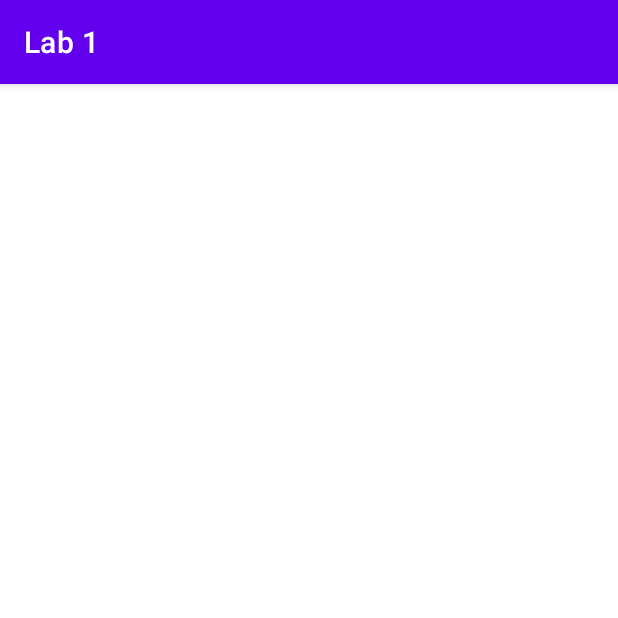
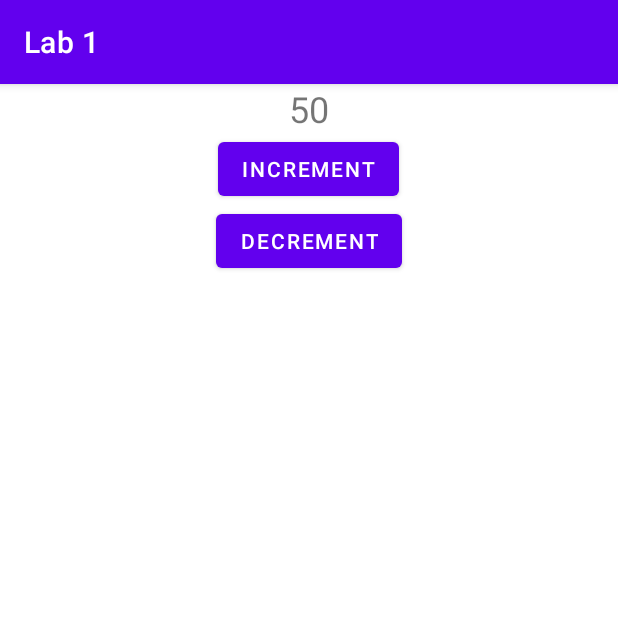
Before and after one commit to anthonyh-1199/Android-Lab1, an Android app: the screen it shows after launch (MainActivity), on a phone screen of 412 x 824 dp, the top half of it. Run offline under Robolectric (Android 15) with nearby library versions, the phone set to English and light mode, and no system bars.

Commit message:
Created/implemented outputField, increment button, and decrement button

```diff
--- a/app/src/main/java/com/example/lab1/MainActivity.java
+++ b/app/src/main/java/com/example/lab1/MainActivity.java
@@ -3,12 +3,32 @@ package com.example.lab1;
 import androidx.appcompat.app.AppCompatActivity;
 
 import android.os.Bundle;
+import android.view.View;
+import android.widget.TextView;
 
 public class MainActivity extends AppCompatActivity {
+
+    private Integer counter;
 
     @Override
     protected void onCreate(Bundle savedInstanceState) {
         super.onCreate(savedInstanceState);
         setContentView(R.layout.activity_main);
+
+        counter = 50;
+        TextView t = (TextView) findViewById(R.id.outputField);
+        t.setText(counter.toString());
+    }
+
+    public void onClickInputButtonInc(View v) {
+        TextView t = (TextView) findViewById(R.id.outputField);
+        counter++;
+        t.setText(counter.toString());
+    }
+
+    public void onClickInputButtonDec(View v) {
+        TextView t = (TextView) findViewById(R.id.outputField);
+        counter--;
+        t.setText(counter.toString());
     }
 }
--- a/app/src/main/res/layout/activity_main.xml
+++ b/app/src/main/res/layout/activity_main.xml
@@ -14,5 +14,27 @@
         app:layout_constraintBottom_toBottomOf="parent"
         app:layout_constraintEnd_toEndOf="parent"
         app:layout_constraintStart_toStartOf="parent"
-        app:layout_constraintTop_toTopOf="parent"></LinearLayout>
+        app:layout_constraintTop_toTopOf="parent">
+
+        <TextView
+            android:id="@+id/outputField"
+            android:layout_width="wrap_content"
+            android:layout_height="wrap_content"
+            android:text="@string/textview"
+            android:textSize="24sp" />
+
+        <Button
+            android:id="@+id/increment"
+            android:layout_width="wrap_content"
+            android:layout_height="wrap_content"
+            android:onClick="onClickInputButtonInc"
+            android:text="@string/increment" />
+
+        <Button
+            android:id="@+id/decrement"
+            android:layout_width="wrap_content"
+            android:layout_height="wrap_content"
+            android:onClick="onClickInputButtonDec"
+            android:text="@string/decrement" />
+    </LinearLayout>
 </androidx.constraintlayout.widget.ConstraintLayout>
--- a/app/src/main/res/values/strings.xml
+++ b/app/src/main/res/values/strings.xml
@@ -1,3 +1,6 @@
 <resources>
     <string name="app_name">Lab 1</string>
+    <string name="textview">TextView</string>
+    <string name="increment">INCREMENT</string>
+    <string name="decrement">DECREMENT</string>
 </resources>
```
